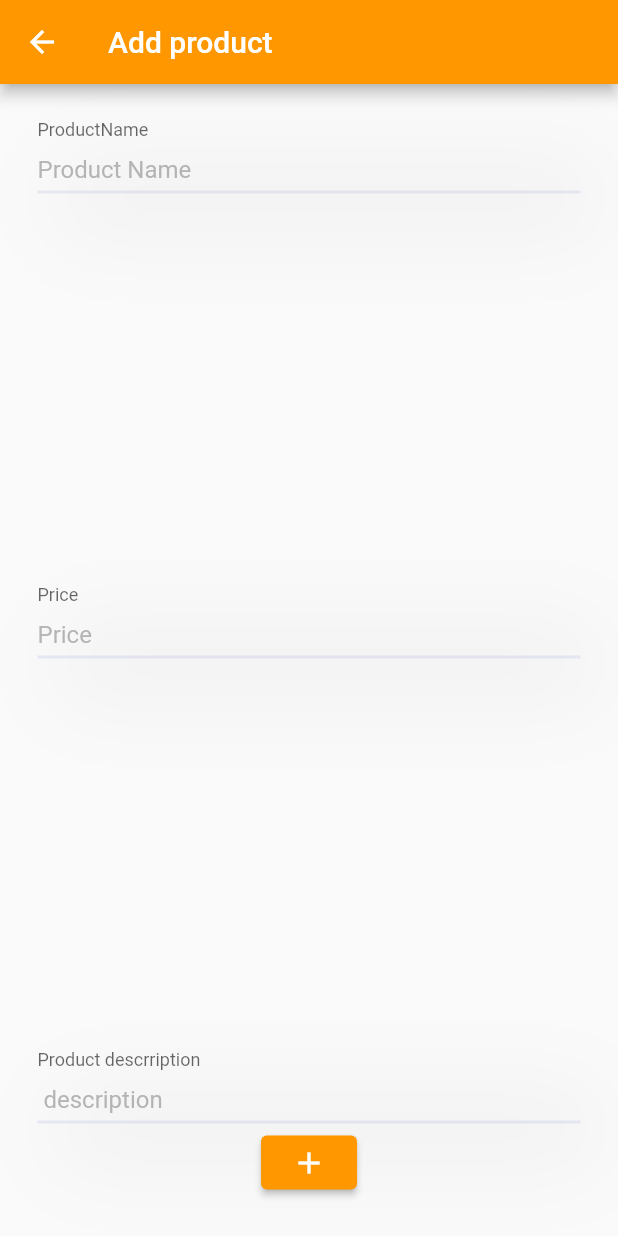
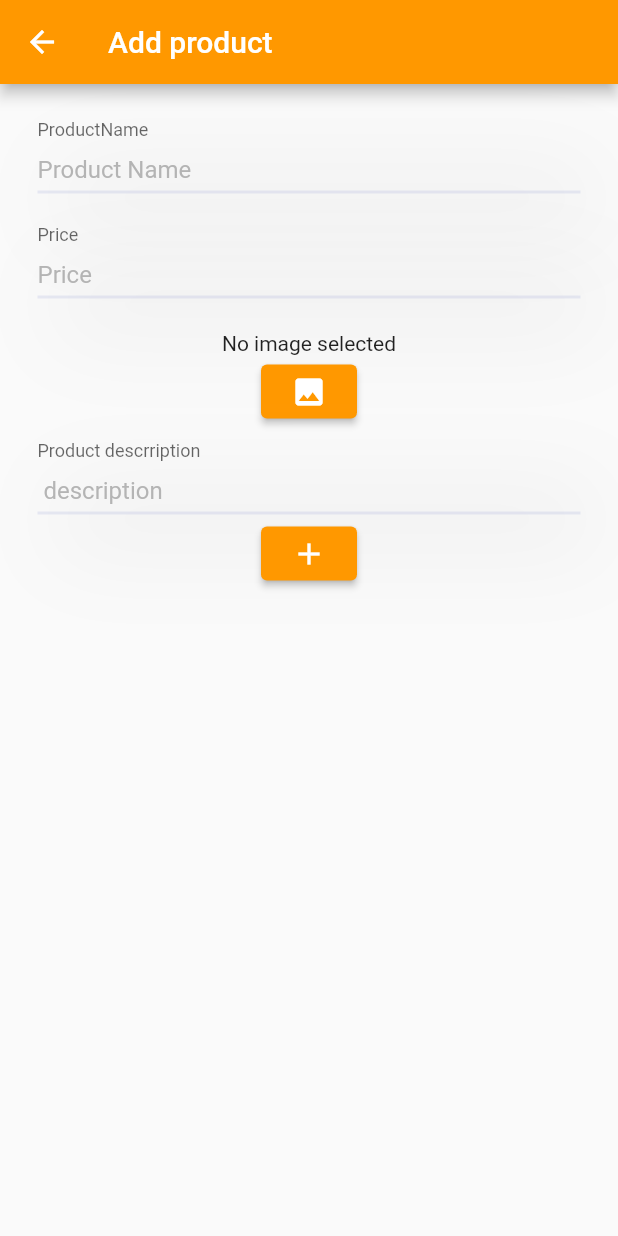
Before and after one commit to CyberCadence/ecommerce_-app-With-admin-side---user-side, a Flutter app: the AdminAddProductPage screen opened directly, after a tap on the "add" icon, on a phone screen of 412 x 824 dp. Run offline on Flutter 3.47's test engine with Material 2 defaults, Android fonts, the phone set to English and light mode, and no system bars; our stand-ins replace cloud_firestore, firebase_auth, firebase_core, firebase_storage, flutter_riverpod, image_picker; missing offline and left inert: flutterfire_ui; accounts and stored records are empty.

Commit message:
image upload function& list image from db

```diff
--- a/lib/app/pages/admin/AdminHomepage.dart
+++ b/lib/app/pages/admin/AdminHomepage.dart
@@ -42,7 +42,7 @@ class AdminHome extends ConsumerWidget {
                         },
                       ),
                       title: Text(product.name),
-                    );
+                   leading: product.imageUrl!=""?Image.network(product.imageUrl,height: 300,):Container() );
                   });
             }
             return const Center(
--- a/lib/app/pages/admin/adminAddProductPage.dart
+++ b/lib/app/pages/admin/adminAddProductPage.dart
@@ -1,8 +1,11 @@
+import 'dart:io';
+
 import 'package:ecomm/app/providers.dart';
 import 'package:ecomm/models/ProductModel.dart';
 import 'package:flutter/material.dart';
 import 'package:flutter/widgets.dart';
 import 'package:flutter_riverpod/flutter_riverpod.dart';
+import 'package:image_picker/image_picker.dart';
 
 class AdminAddProductPage extends ConsumerStatefulWidget {
   AdminAddProductPage();
@@ -24,25 +27,56 @@ class _AdminAddProductPageState extends ConsumerState<AdminAddProductPage> {
       ),
       body: Padding(
         padding: const EdgeInsets.all(25),
+        child: SingleChildScrollView(
           child: Column(
             children: [
               CustomInputFieldFb1(
                   inputController: titleTextEditingController,
                   hintText: 'Product Name',
                   labelText: "ProductName"),
-            const Spacer(),
+              const SizedBox(
+                height: 20,
+              ),
               CustomInputFieldFb1(
                   inputController: priceEditingController,
                   hintText: 'Price',
                   labelText: 'Price'),
-            const Spacer(),
+              const SizedBox(
+                height: 20,
+              ),
+              Consumer(
+                builder: (context, watch, child) {
+                  final image = ref.watch(addImageProvider);
+                  return image == null
+                      ? const Text('No image selected')
+                      : Image.file(
+                          File(image.path),
+                          height: 200,
+                        );
+                },
+              ),
+              ElevatedButton(
+                  onPressed: () async {
+                    final image = await ImagePicker()
+                        .pickImage(source: ImageSource.gallery);
+
+                    if (image != null) {
+                      ref.watch(addImageProvider.state).state = image;
+                    }
+                  },
+                  child: const Icon(Icons.image)),
+              const SizedBox(
+                height: 10,
+              ),
               CustomInputFieldFb1(
                   inputController: descriptionEditingController,
                   hintText: ' description',
                   labelText: 'Product descrription'),
               ElevatedButton(
-                onPressed: () => _addProduct(), child: (const Icon(Icons.add)))
+                  onPressed: () => _addProduct(),
+                  child: (const Icon(Icons.add)))
             ],
+          ),
         ),
       ),
     );
@@ -50,20 +84,31 @@ class _AdminAddProductPageState extends ConsumerState<AdminAddProductPage> {
 
   _addProduct() async {
     final storage = ref.read(databaseProvider);
+    final filestorage = ref.read(storageProvider);
+    final imageFile = ref.read(addImageProvider.state).state;
 
-    if (storage == null) {
+    if (storage == null || imageFile == null||filestorage==null) {
+      print("Error :Storage,filestoreage or imagefile is null");
       return;
     }
+
+    final imageurl = await filestorage.uploadFile(imageFile.path);
+
+
+
     await storage.addProduct(Product(
         description: descriptionEditingController.text,
-        imageUrl: 'image',
+        imageUrl: imageurl,
         name: titleTextEditingController.text,
         price: double.parse(priceEditingController.text)));
     Navigator.pop(context);
   }
 }
 
-//Custom widget
+// Create an image provider with riverpod
+final addImageProvider = StateProvider<XFile?>((_) => null);
+
+
 
 class CustomInputFieldFb1 extends StatelessWidget {
   final TextEditingController inputController;
--- a/lib/app/providers.dart
+++ b/lib/app/providers.dart
@@ -1,12 +1,27 @@
+import 'package:ecomm/services/StorageServices.dart';
 import 'package:ecomm/services/firestorreServices.dart';
 import 'package:firebase_auth/firebase_auth.dart';
 import 'package:flutter_riverpod/flutter_riverpod.dart';
 
+final storageProvider = Provider<StorageService?>((ref) {
+  final auth = ref.watch(authStateChangesProvider);
+  String? uid = auth.asData?.value?.uid;
+  if (uid != null) {
+    return StorageService(uid: uid);
+  }
+  return null;
+});
+
+
+
 final firebaseAuthProvider =
+
     Provider<FirebaseAuth>((ref) => FirebaseAuth.instance);
 final authStateChangesProvider = StreamProvider(
   (ref) => ref.watch(firebaseAuthProvider).authStateChanges(),
 );
+
+
 final databaseProvider=Provider<FireStoreServiceS?>((ref){
 
 final auth=ref.watch(authStateChangesProvider);
--- /dev/null
+++ b/lib/services/StorageServices.dart
@@ -0,0 +1,23 @@
+import 'dart:io';
+import 'package:cloud_firestore/cloud_firestore.dart';
+import 'package:firebase_core/firebase_core.dart';
+import 'package:firebase_storage/firebase_storage.dart';
+
+class StorageService {
+  StorageService({required this.uid});
+  final String uid;
+  FirebaseStorage storage = FirebaseStorage.instance;
+
+  Future<String> uploadFile(String path) async {
+    try {
+      final dateTime = DateTime.now().toIso8601String();
+
+      final ref = storage.ref("$uid/$dateTime");
+      final uploadTask = await ref.putFile(File(path));
+      return await uploadTask.ref.getDownloadURL();
+    } catch (e) {
+      print('error occured');
+    }
+    return "";
+  }
+}
```
Lines whose indentation alone changed are shown as unchanged.
